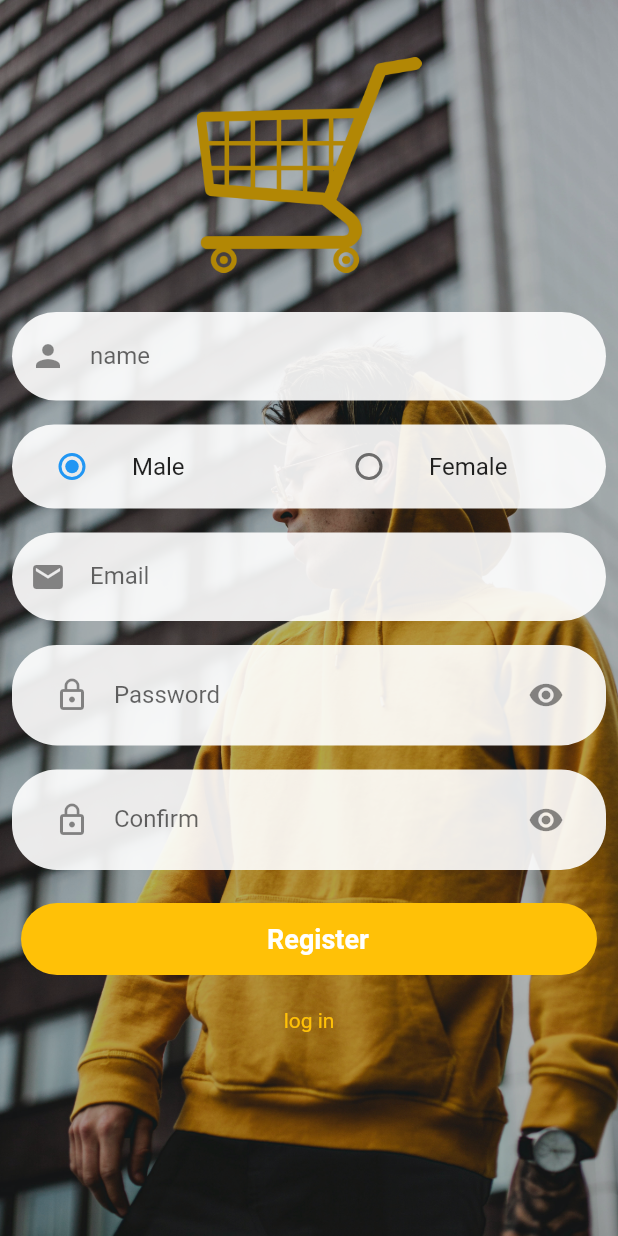
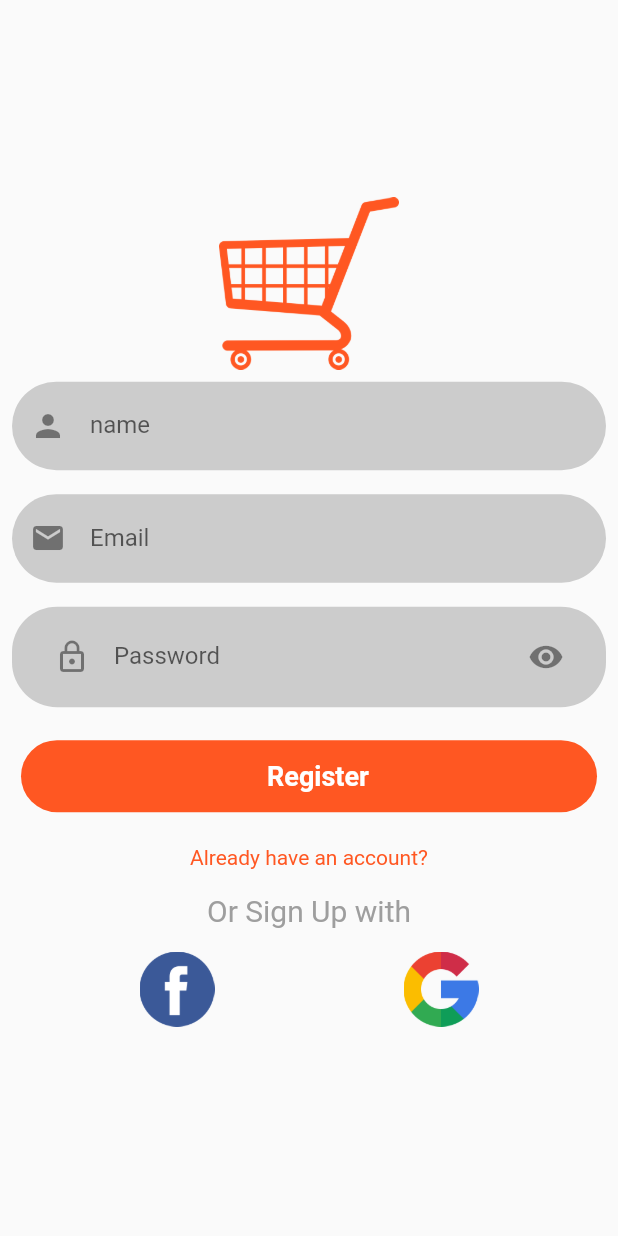
Before and after one commit to brakenseddik/shop_ecommerce, a Flutter app: the Register screen opened directly, on a phone screen of 412 x 824 dp. Run offline on Flutter 3.47's test engine with Material 2 defaults, Android fonts, the phone set to English and light mode, and no system bars; our stand-ins replace carousel_pro, cloud_firestore, firebase_auth, firebase_database, fluttertoast, google_sign_in and 1 more; accounts and stored records are empty.

Commit message:
update login and sign up UI

```diff
--- a/lib/main.dart
+++ b/lib/main.dart
@@ -11,6 +11,6 @@ void main() {
   runApp(MaterialApp(
     theme: ThemeData(primaryColor: Colors.amber),
     debugShowCheckedModeBanner: false,
-    home: Register(),
+    home: Login(),
   ));
 }
--- a/lib/pages/register.dart
+++ b/lib/pages/register.dart
@@ -1,4 +1,5 @@
 import 'package:firebase_auth/firebase_auth.dart';
+import 'package:flutter/cupertino.dart';
 import 'package:flutter/material.dart';
 import 'package:shared_preferences/shared_preferences.dart';
 import 'package:shoppy/pages/home.dart';
@@ -32,10 +33,8 @@ class _RegisterState extends State<Register> {
     if (formState.validate()) {
       formState.reset();
       print('hello');
-      FirebaseUser user = await firebaseAuth.currentUser().catchError((e) =>
-      {
-        print(e)
-      });
+      FirebaseUser user =
+          await firebaseAuth.currentUser().catchError((e) => {print(e)});
       if (user == null) {
         print('user is Null');
         firebaseAuth
@@ -50,12 +49,10 @@ class _RegisterState extends State<Register> {
             "userId": user.user.uid,
             "gender": gender,
           });
-        })
-            .catchError((err) => {print(err.toString())});
+        }).catchError((err) => {print(err.toString())});
         Navigator.pushReplacement(
             context, MaterialPageRoute(builder: (context) => HomePage()));
-      }
-      else {
+      } else {
         print('user already exist\nSigning Out');
         firebaseAuth.signOut();
       }
@@ -68,43 +65,25 @@ class _RegisterState extends State<Register> {
       body: SafeArea(
         child: Stack(
           children: <Widget>[
-            Image.asset(
-              'images/background.jpg',
-              width: double.infinity,
-              fit: BoxFit.cover,
-              height: double.infinity,
-            ),
-            Padding(
-              padding: const EdgeInsets.all(35.0),
-              child: Container(
+            Center(
+              child: Form(
+                  key: _formKey,
+                  child: Column(
+                    mainAxisAlignment: MainAxisAlignment.center,
+                    children: <Widget>[
+                      Container(
                           alignment: Alignment.topCenter,
                           child: Image.asset(
                             'images/logo.png',
-                  width: 150.0,
-                  height: 150.0,
-                  color: Colors.amber,
-                ),
-              ),
-            ),
-            Container(
-              height: double.infinity,
-              width: double.infinity,
-              color: Colors.black.withOpacity(0.3),
-            ),
-            Flexible(
-              child: Padding(
-                padding: const EdgeInsets.only(top: 200.0),
-                child: Center(
-                  child: Form(
-                      key: _formKey,
-                      child: ListView(
-                        children: <Widget>[
+                            color: Colors.deepOrange,
+                            width: 120.0,
+//                height: 240.0,
+                          )),
                       Padding(
-                            padding: const EdgeInsets.all(8.0),
+                        padding: const EdgeInsets.all(8),
                         child: Material(
-                              borderRadius:
-                                  BorderRadius.all(Radius.circular(30)),
-                              color: Colors.white.withOpacity(0.9),
+                          borderRadius: BorderRadius.all(Radius.circular(30)),
+                          color: Colors.grey.withOpacity(0.5),
                           elevation: 0.0,
                           child: Padding(
                             padding: const EdgeInsets.only(left: 12.0),
@@ -128,40 +107,8 @@ class _RegisterState extends State<Register> {
                       Padding(
                         padding: const EdgeInsets.all(8.0),
                         child: Material(
-                              borderRadius:
-                                  BorderRadius.all(Radius.circular(30)),
-                              color: Colors.white.withOpacity(0.9),
-                              elevation: 0.0,
-                              child: Row(
-                                children: <Widget>[
-                                  Expanded(
-                                    child: ListTile(
-                                      title: Text('Male'),
-                                      leading: Radio(
-                                          value: 'Male',
-                                          groupValue: groupValue,
-                                          onChanged: (e) => ValueChanged(e)),
-                                    ),
-                                  ),
-                                  Expanded(
-                                    child: ListTile(
-                                      title: Text('Female'),
-                                      leading: Radio(
-                                          value: 'Female',
-                                          groupValue: groupValue,
-                                          onChanged: (e) => ValueChanged(e)),
-                                    ),
-                                  ),
-                                ],
-                              ),
-                            ),
-                          ),
-                          Padding(
-                            padding: const EdgeInsets.all(8.0),
-                            child: Material(
-                              borderRadius:
-                                  BorderRadius.all(Radius.circular(30)),
-                              color: Colors.white.withOpacity(0.9),
+                          borderRadius: BorderRadius.all(Radius.circular(30)),
+                          color: Colors.grey.withOpacity(0.5),
                           elevation: 0.0,
                           child: Padding(
                             padding: const EdgeInsets.only(left: 12.0),
@@ -174,7 +121,8 @@ class _RegisterState extends State<Register> {
                               controller: _emailController,
                               validator: (value) {
                                 if (value.isEmpty ||
-                                        !RegExp(r"[a-z0-9!#$%&'*+/=?^_`{|}~-]+(?:\.[a-z0-9!#$%&'*+/=?^_`{|}~-]+)*@(?:[a-z0-9](?:[a-z0-9-]*[a-z0-9])?\.)+[a-z0-9](?:[a-z0-9-]*[a-z0-9])?")
+                                    !RegExp(
+                                        r"[a-z0-9!#$%&'*+/=?^_`{|}~-]+(?:\.[a-z0-9!#$%&'*+/=?^_`{|}~-]+)*@(?:[a-z0-9](?:[a-z0-9-]*[a-z0-9])?\.)+[a-z0-9](?:[a-z0-9-]*[a-z0-9])?")
                                         .hasMatch(value)) {
                                   return 'Enter a valid email';
                                 }
@@ -187,9 +135,8 @@ class _RegisterState extends State<Register> {
                       Padding(
                         padding: const EdgeInsets.all(8.0),
                         child: Material(
-                              borderRadius:
-                                  BorderRadius.all(Radius.circular(30)),
-                              color: Colors.white.withOpacity(0.9),
+                          borderRadius: BorderRadius.all(Radius.circular(30)),
+                          color: Colors.grey.withOpacity(0.5),
                           elevation: 0.0,
                           child: Padding(
                             padding: const EdgeInsets.only(left: 12.0),
@@ -223,52 +170,10 @@ class _RegisterState extends State<Register> {
                         ),
                       ),
                       Padding(
-                            padding: const EdgeInsets.all(8.0),
-                            child: Material(
-                              borderRadius:
-                                  BorderRadius.all(Radius.circular(30)),
-                              color: Colors.white.withOpacity(0.9),
-                              elevation: 0.0,
-                              child: Padding(
-                                padding: const EdgeInsets.only(left: 12.0),
-                                child: ListTile(
-                                  title: TextFormField(
-                                    obscureText: hidepass,
-                                    decoration: InputDecoration(
-                                        labelText: 'Confirm',
-                                        border: InputBorder.none,
-                                        icon: Icon(Icons.lock_outline)),
-                                    keyboardType: TextInputType.emailAddress,
-                                    controller: _confirmpasswordController,
-                                    validator: (value) {
-                                      if (value.isEmpty) {
-                                        return 'the password field cannot be empty';
-                                      } else if (value.length < 6) {
-                                        return 'the password too short';
-                                      } else if (_passwordController.text !=
-                                          value) {
-                                        return 'the passwords are not matched';
-                                      }
-                                      return null;
-                                    },
-                                  ),
-                                  trailing: IconButton(
-                                      icon: Icon(Icons.remove_red_eye),
-                                      onPressed: () {
-                                        setState(() {
-                                          hidepass = false;
-                                        });
-                                      }),
-                                ),
-                              ),
-                            ),
-                          ),
-                          Padding(
                         padding: const EdgeInsets.all(14.0),
                         child: Material(
-                              borderRadius:
-                                  BorderRadius.all(Radius.circular(30)),
-                              color: Colors.amber,
+                          borderRadius: BorderRadius.all(Radius.circular(30)),
+                          color: Colors.deepOrange,
                           elevation: 0.0,
                           child: Padding(
                               padding: const EdgeInsets.only(left: 12.0),
@@ -277,7 +182,6 @@ class _RegisterState extends State<Register> {
                                   print('hi');
                                   validateForm();
                                 },
-
                                 minWidth: MediaQuery
                                     .of(context)
                                     .size
@@ -298,18 +202,68 @@ class _RegisterState extends State<Register> {
                                   Navigator.push(
                                       context,
                                       MaterialPageRoute(
-                                              builder: (context) =>
-                                                  Register()));
+                                          builder: (context) => Register()));
                                 },
                                 child: Text(
-                                      'log in',
-                                      style: TextStyle(color: Colors.amber),
+                                  'Already have an account?',
+                                  style: TextStyle(color: Colors.deepOrange),
+                                ))),
+                      ),
+                      Row(
+                        mainAxisAlignment: MainAxisAlignment.center,
+                        children: <Widget>[
+                          Padding(
+                            padding: const EdgeInsets.all(8.0),
+                            child: Divider(),
+                          ),
+                          Padding(
+                            padding: const EdgeInsets.all(8.0),
+                            child: Text(
+                              "Or Sign Up with",
+                              style:
+                              TextStyle(fontSize: 20, color: Colors.grey),
+                            ),
+                          ),
+                          Padding(
+                            padding: const EdgeInsets.all(8.0),
+                            child: Divider(
+                              color: Colors.red,
+                              thickness: 2,
+                            ),
+                          ),
+                        ],
+                      ),
+                      Row(
+                        mainAxisAlignment: MainAxisAlignment.spaceEvenly,
+                        children: <Widget>[
+                          Padding(
+                            padding:
+                            const EdgeInsets.fromLTRB(14.0, 8.0, 14.0, 8.0),
+                            child: Material(
+                                child: MaterialButton(
+                                    onPressed: () {},
+                                    child: Image.asset(
+                                      "images/facebook.png",
+                                      width: 50,
+                                      height: 50,
+                                    ))),
+                          ),
+                          Padding(
+                            padding:
+                            const EdgeInsets.fromLTRB(14.0, 8.0, 14.0, 8.0),
+                            child: Material(
+                                child: MaterialButton(
+                                    onPressed: () {},
+                                    child: Image.asset(
+                                      "images/google.png",
+                                      width: 50,
+                                      height: 50,
                                     ))),
                           ),
                         ],
+                      ),
+                    ],
                   )),
-                ),
-              ),
             ),
             Visibility(
                 visible: loading ?? true,
--- a/pubspec.yaml
+++ b/pubspec.yaml
@@ -64,6 +64,8 @@ flutter:
     - images/products/skt2.jpeg
     - images/background.jpg
     - images/logo.png
+    - images/facebook.png
+    - images/google.png
 
 
   # An image asset can refer to one or more resolution-specific "variants", see
```
Also changed, not shown: lib/pages/login.dart (+164 -126 lines), images/facebook.png (added), images/google.png (added). Lines whose indentation alone changed are shown as unchanged.
